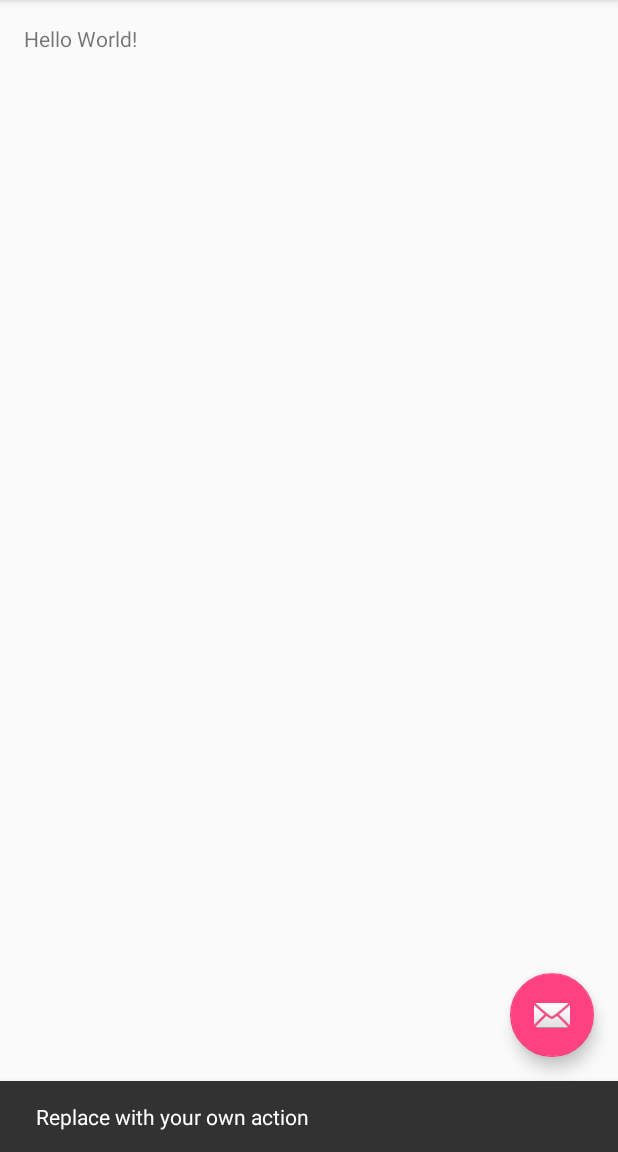
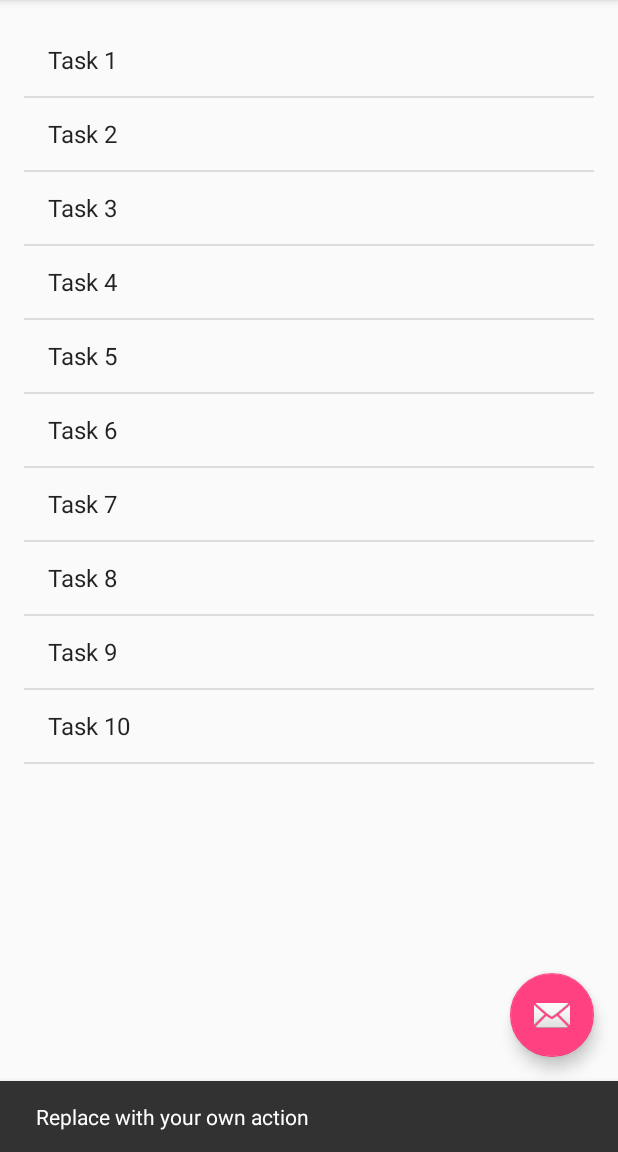
Before and after one commit to mkholt/TimeLog, an Android app: the screen it shows after launch (MainActivity), after a tap on an icon or button, on a phone screen of 412 x 824 dp, the part 84-1236 px from its top. Run offline under Robolectric (Android 15) with nearby library versions, the phone set to English and light mode, and no system bars.

Commit message:
Changed from simple Hello World TextView, to ListView with a list of Tasks. A task is currently a name and a list of subtasks. The listview simply shows the name and optionally the number of sub tasks

```diff
--- a/app/src/main/java/com/t_hawk/timelog/MainActivity.java
+++ b/app/src/main/java/com/t_hawk/timelog/MainActivity.java
@@ -8,8 +8,15 @@ import android.support.v7.widget.Toolbar;
 import android.view.View;
 import android.view.Menu;
 import android.view.MenuItem;
+import android.widget.ArrayAdapter;
+import android.widget.ListView;
+
+import com.t_hawk.timelog.adapters.TaskListAdapter;
+import com.t_hawk.timelog.model.Task;
 
 public class MainActivity extends AppCompatActivity {
+
+    private ArrayAdapter<Task> _adapter;
 
     @Override
     protected void onCreate(Bundle savedInstanceState) {
@@ -19,6 +26,7 @@ public class MainActivity extends AppCompatActivity {
         setSupportActionBar(toolbar);
 
         FloatingActionButton fab = (FloatingActionButton) findViewById(R.id.fab);
+        if (null != fab) {
             fab.setOnClickListener(new View.OnClickListener() {
                 @Override
                 public void onClick(View view) {
@@ -26,6 +34,20 @@ public class MainActivity extends AppCompatActivity {
                             .setAction("Action", null).show();
                 }
             });
+        }
+
+        Task[] items = new Task[10];
+        for (int i = 0; i < items.length; i++)
+        {
+            items[i] = new Task("Task " + (i+1));
+        }
+
+        _adapter = new TaskListAdapter(this, android.R.layout.simple_list_item_1, items);
+        ListView listView = (ListView) findViewById(R.id.entries);
+
+        if (null != listView) {
+            listView.setAdapter(_adapter);
+        }
     }
 
     @Override
--- /dev/null
+++ b/app/src/main/java/com/t_hawk/timelog/adapters/TaskListAdapter.java
@@ -0,0 +1,18 @@
+package com.t_hawk.timelog.adapters;
+
+import android.content.Context;
+import android.widget.ArrayAdapter;
+
+import com.t_hawk.timelog.model.Task;
+
+/**
+ * Project: TimeLog
+ * Created by Morten on 12/28/2016.
+ * @author Morten
+ */
+
+public class TaskListAdapter extends ArrayAdapter<Task> {
+    public TaskListAdapter(Context context, int resource, Task[] objects) {
+        super(context, resource, objects);
+    }
+}
--- /dev/null
+++ b/app/src/main/java/com/t_hawk/timelog/model/Task.java
@@ -0,0 +1,26 @@
+package com.t_hawk.timelog.model;
+
+import java.util.LinkedList;
+import java.util.List;
+
+/**
+ * Project: TimeLog
+ * Created by Morten on 12/28/2016.
+ * @author Morten
+ */
+
+public class Task {
+    private String _name;
+
+    private List<Task> _subTasks;
+
+    public Task(String name) {
+        _name = name;
+        _subTasks = new LinkedList<>();
+    }
+
+    @Override
+    public String toString() {
+        return String.format("%1$s%2$s", _name, (_subTasks.size() > 0 ? " (" + _subTasks.size() + ")": ""));
+    }
+}
--- a/app/src/main/res/layout/content_main.xml
+++ b/app/src/main/res/layout/content_main.xml
@@ -12,8 +12,8 @@
     tools:context="com.t_hawk.timelog.MainActivity"
     tools:showIn="@layout/activity_main">
 
-    <TextView
-        android:layout_width="wrap_content"
-        android:layout_height="wrap_content"
-        android:text="Hello World!" />
+    <ListView
+        android:layout_width="match_parent"
+        android:layout_height="match_parent"
+        android:id="@+id/entries" />
 </RelativeLayout>
```
Lines whose indentation alone changed are shown as unchanged.
